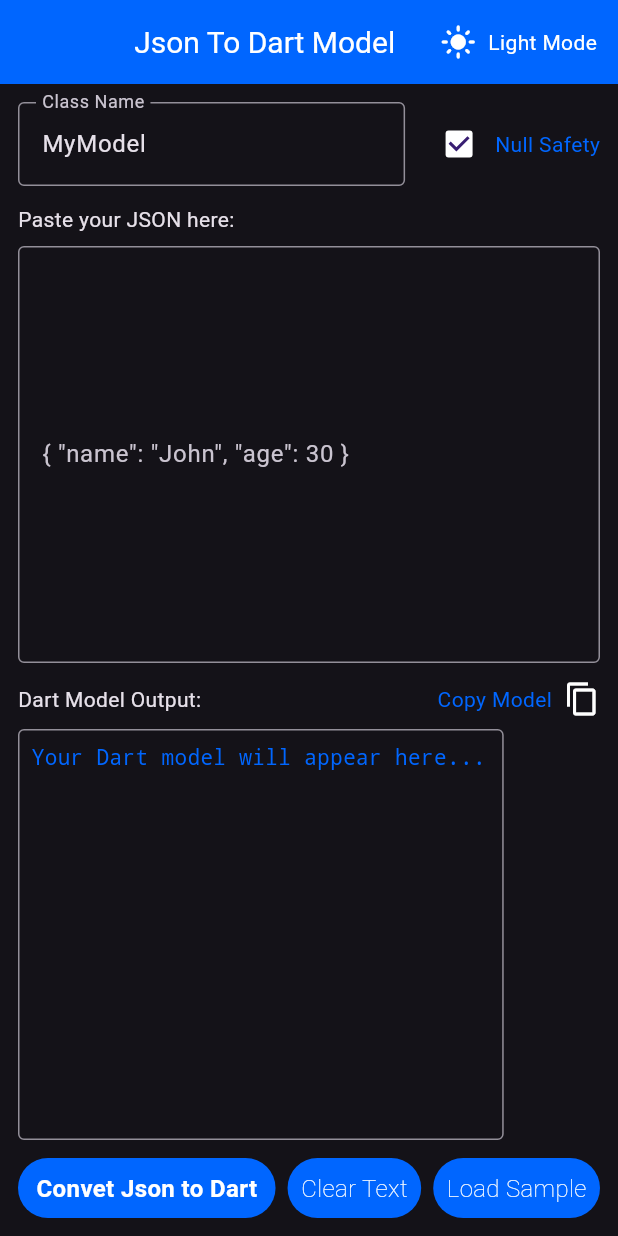
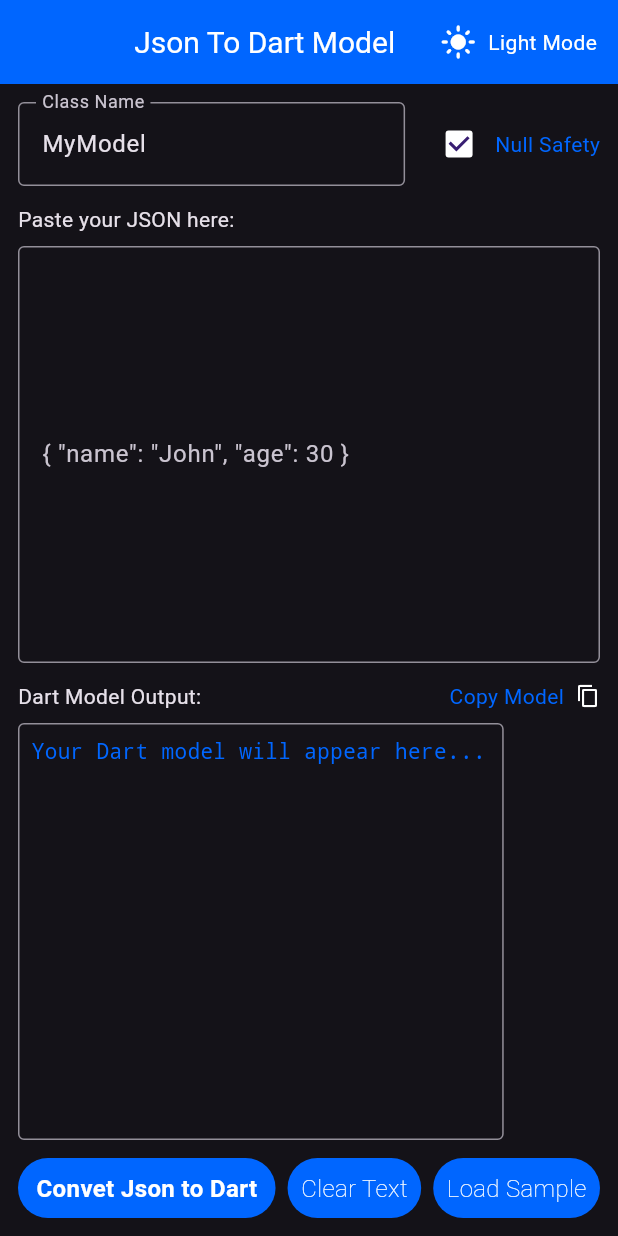
Before and after one commit to kakelay/Json-to-Dart, a Flutter app: the screen it shows after launch, on a phone screen of 412 x 824 dp. Run offline on Flutter 3.47's test engine with Material 3 defaults, Android fonts, the phone set to English and light mode, and no system bars; our stand-ins replace gap.

```diff
--- a/lib/widgets/app_color.dart
+++ b/lib/widgets/app_color.dart
@@ -16,6 +16,7 @@ class AppColors {
   static const orangeFFF6E0 = Color(0xFFFFF6E0);
   static const greyD7DDE4 = Color(0xFFD7DDE4);
   static const greyEBEFF5 = Color.fromARGB(255, 235, 239, 245);
+  // static const appColor =  Color(0xFF0066FF);
   static const appColor =  Color(0xFF0066FF);
   static const primary = Color(0xFF4A4B4D);
   static const secondary = Color(0xFF7C7D7E);
--- a/lib/widgets/dart_output_panel.dart
+++ b/lib/widgets/dart_output_panel.dart
@@ -29,7 +29,7 @@ class DartOutputPanel extends StatelessWidget {
                   children: [
                     TextWidget('Copy Model', color: AppColors.appColor),
                     const SizedBox(width: AppStyle.SPACING_8),
-                    Icon(Icons.copy),
+                    Icon(Icons.copy, size: AppStyle.SPACING_16),
                   ],
                 ),
               ),
```
